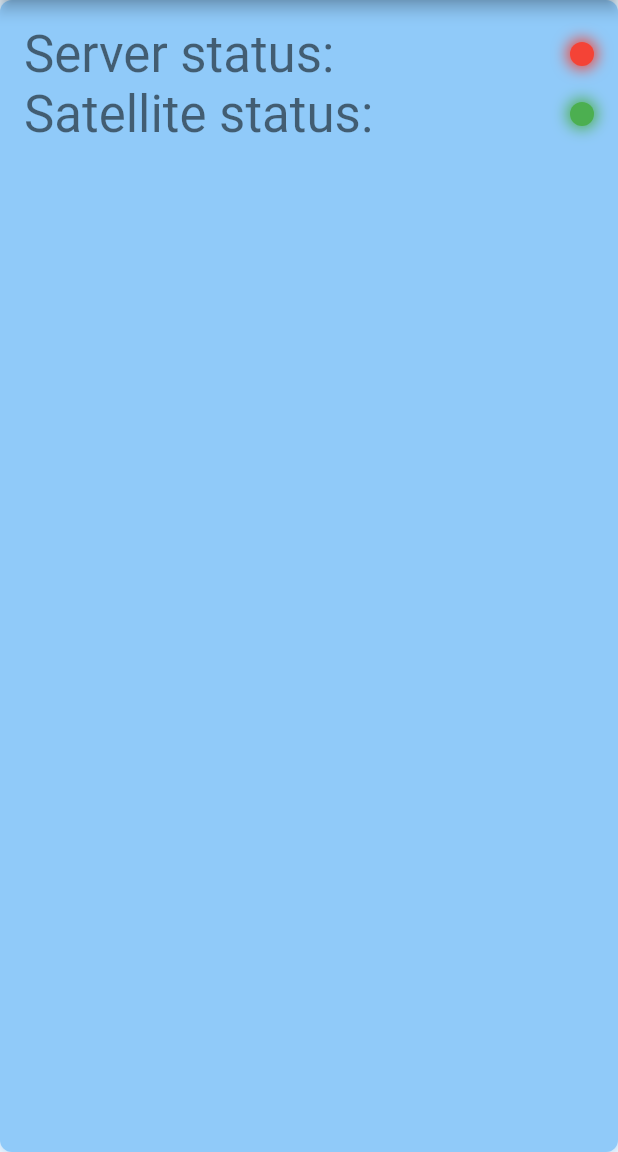
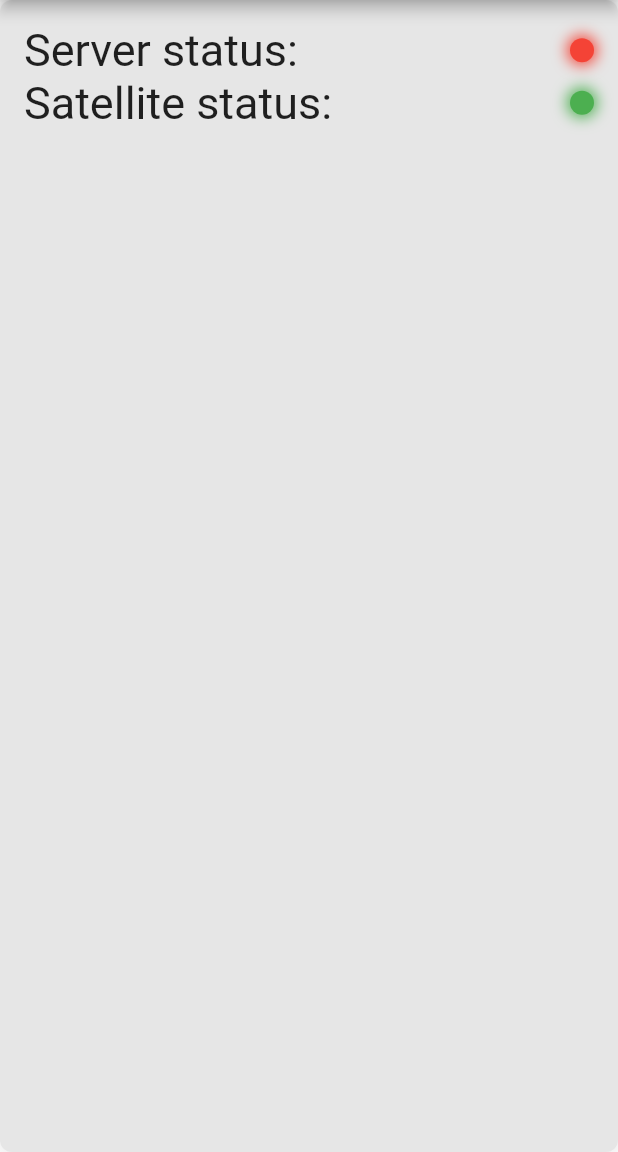
Before and after one commit to TinXsat/Tinx-Frontend, a Flutter app: the screen it shows after launch, on a phone screen of 412 x 824 dp, the part 84-1236 px from its top. Run offline on Flutter 3.47's test engine with Material 2 defaults, Android fonts, the phone set to English and light mode, and no system bars.

Commit message:
Fix themes.dart

```diff
--- a/lib/main.dart
+++ b/lib/main.dart
@@ -1,5 +1,6 @@
 import 'package:flutter/material.dart';
 import 'package:tinx_frontend/pages/home_page/home_page.dart';
+import 'package:tinx_frontend/theme/themes.dart';
 
 void main() {
   runApp(MyApp());
@@ -10,8 +11,8 @@ class MyApp extends StatelessWidget {
   Widget build(BuildContext context) {
     return MaterialApp(
       title: 'TinX',
-      theme: ThemeData.light(),
-      darkTheme: ThemeData.dark(),
+      theme: lightTheme(),
+      darkTheme: darkTheme(),
       themeMode: ThemeMode.system,
       home: HomePage(),
     );
--- /dev/null
+++ b/lib/theme/themes.dart
@@ -0,0 +1,47 @@
+import 'package:flutter/cupertino.dart';
+import 'package:flutter/material.dart';
+
+// TODO: Change default text style
+TextTheme textTheme(TextTheme baseTheme) {
+  final headline = baseTheme.headline5.copyWith();
+  final bodyText = baseTheme.bodyText1.copyWith(fontWeight: FontWeight.normal);
+  return TextTheme(
+    headline1: headline.copyWith(fontSize: 60),
+    headline2: headline.copyWith(fontSize: 50),
+    headline3: headline.copyWith(fontSize: 40),
+    headline4: headline.copyWith(fontSize: 30),
+    headline5: headline.copyWith(fontSize: 20),
+    headline6: headline.copyWith(fontSize: 10),
+    bodyText1: bodyText.copyWith(fontSize: 18),
+    bodyText2: bodyText.copyWith(fontSize: 14),
+  );
+}
+
+ThemeData lightTheme() {
+  var base = ThemeData.light();
+  return base.copyWith(
+    colorScheme: ColorScheme.fromSwatch(
+      primarySwatch: Colors.blue,
+      backgroundColor: Color.fromARGB(255, 230, 230, 230),
+      brightness: Brightness.light,
+    ).copyWith(onBackground: Color.fromARGB(255, 60, 60, 60)),
+    visualDensity: VisualDensity.adaptivePlatformDensity,
+    brightness: Brightness.light,
+    textTheme: textTheme(base.textTheme),
+  );
+}
+
+ThemeData darkTheme() {
+  var base = ThemeData.dark();
+  return ThemeData(
+    colorScheme: ColorScheme.fromSwatch(
+      primarySwatch: Colors.blue,
+      backgroundColor: Color.fromARGB(255, 60, 60, 60),
+      brightness: Brightness.dark,
+    ),
+    scaffoldBackgroundColor: Colors.black,
+    visualDensity: VisualDensity.adaptivePlatformDensity,
+    brightness: Brightness.dark,
+    textTheme: textTheme(base.textTheme),
+  );
+}
```
